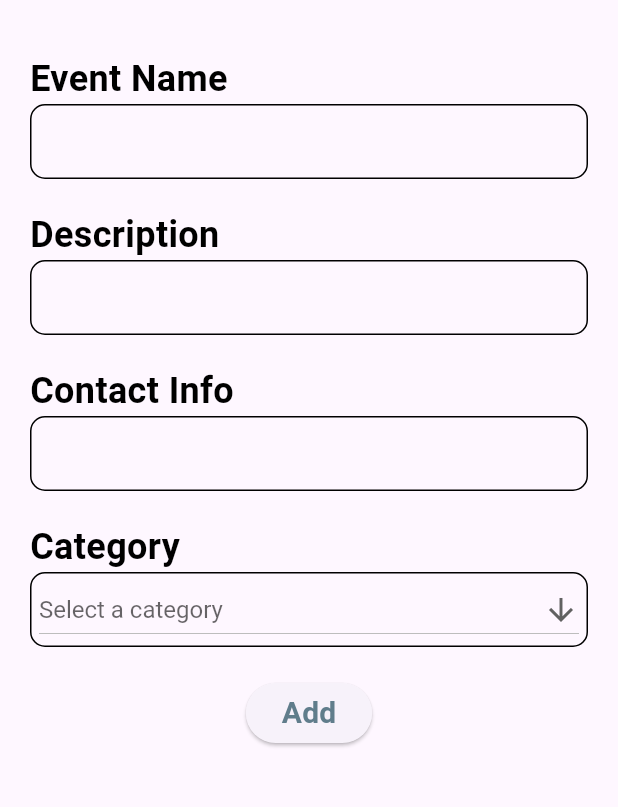
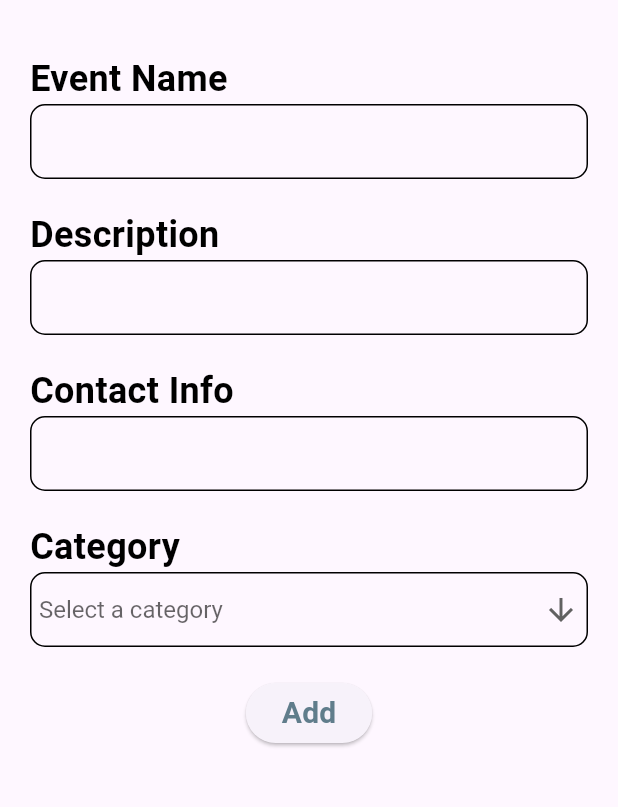
Before and after one commit to VIKHADR1/activity_app, a Flutter app: the EventDetail screen opened directly, on a phone screen of 412 x 824 dp, the part 61-868 px from its top. Run offline on Flutter 3.47's test engine with Material 3 defaults, Android fonts, the phone set to English and light mode, and no system bars; our stand-ins replace carousel_slider, cloud_firestore, firebase_auth, firebase_core, fluttertoast, random_string and 1 more; accounts and stored records are empty.

Commit message:
Runnable project

```diff
--- a/lib/pages/events/event_details.dart
+++ b/lib/pages/events/event_details.dart
@@ -33,7 +33,9 @@ class _EventDetail extends State<EventDetail> {
               Text(
                 'Activity',
                 style: TextStyle(
-                  color: Colors.red, fontSize: 20, fontWeight: FontWeight.bold),
+                    color: Colors.red,
+                    fontSize: 20,
+                    fontWeight: FontWeight.bold),
               ),
               Text(
                 'Tracker',
@@ -45,9 +47,10 @@ class _EventDetail extends State<EventDetail> {
             ],
           ),
         ),
-      body: Container(
-        // Padding around the form container
-        margin: EdgeInsets.only(left: 20, top: 20, right: 20),
+        body: SingleChildScrollView(
+          child: Padding(
+            padding:
+                const EdgeInsets.only(left: 20, top: 20, right: 20, bottom: 20),
             child: Column(
               crossAxisAlignment: CrossAxisAlignment.start,
               children: [
@@ -137,6 +140,7 @@ class _EventDetail extends State<EventDetail> {
                     isExpanded: true,
                     icon: Icon(Icons.arrow_downward),
                     style: TextStyle(color: Colors.black, fontSize: 16),
+                    underline: SizedBox.shrink(),
                     onChanged: (String? newValue) {
                       setState(() {
                         selectedCategory = newValue;
@@ -204,6 +208,6 @@ class _EventDetail extends State<EventDetail> {
               ],
             ),
           ),
-    );
+        ));
   }
 }
```
Also changed, not shown: pubspec.yaml (+5 -6 lines), pubspec.lock, 3 other files. Lines whose indentation alone changed are shown as unchanged.
